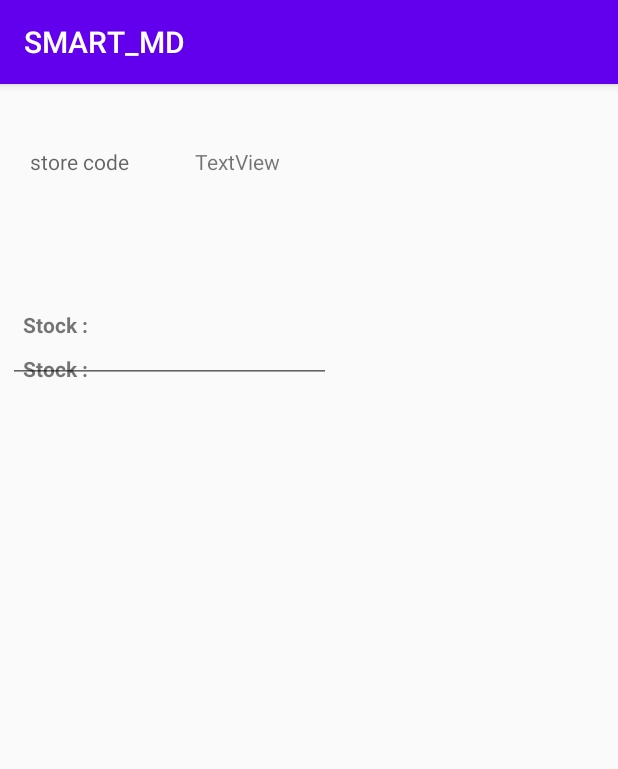
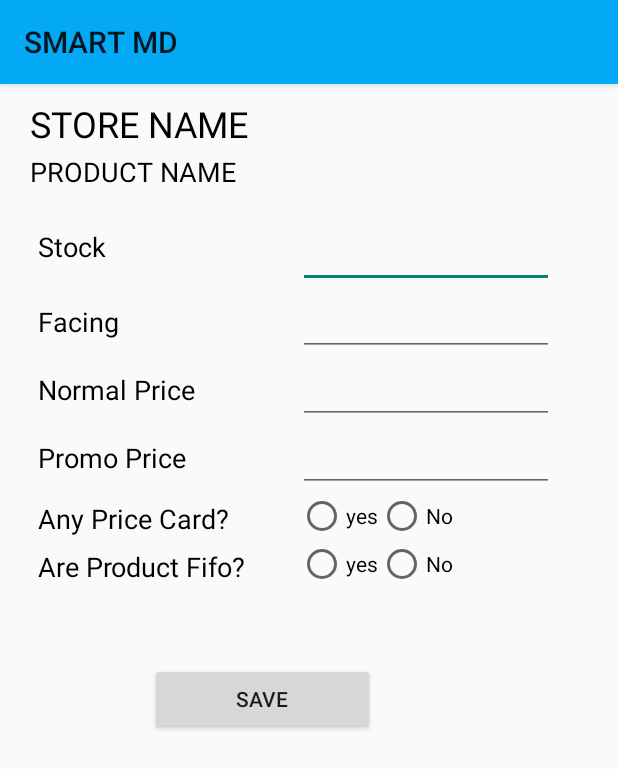
Before and after one commit to azizmajidul/SMART_MD, an Android app: the Report screen opened directly, with no data from a screen before it, on a phone screen of 412 x 824 dp. Shown: the top 769 px of the screen. Run offline under Robolectric (Android 15) with nearby library versions, the light colour scheme and no system bars.

Commit message:
update layout

```diff
--- a/app/src/main/AndroidManifest.xml
+++ b/app/src/main/AndroidManifest.xml
@@ -11,9 +11,9 @@
         android:label="@string/app_name"
         android:roundIcon="@mipmap/ic_launcher_round"
         android:supportsRtl="true"
-        android:theme="@style/AppTheme">
+        android:theme="@style/MyTheme">
         <activity android:name=".Ui.Report"></activity>
-        <activity android:name=".Ui.AuditStore" />
+        <activity android:name=".Ui.AuditStore"/>
         <activity android:name=".Ui.ProductList" />
         <activity android:name=".Ui.Store_visit" />
         <activity android:name=".Ui.StoreList" />
--- a/app/src/main/java/com/stmikbanisaleh/smart_md/Adapter/ProductListAdapter.java
+++ b/app/src/main/java/com/stmikbanisaleh/smart_md/Adapter/ProductListAdapter.java
@@ -1,6 +1,7 @@
 package com.stmikbanisaleh.smart_md.Adapter;
 
 import android.content.Context;
+import android.content.Intent;
 import android.view.LayoutInflater;
 import android.view.View;
 import android.view.ViewGroup;
@@ -13,6 +14,7 @@ import com.stmikbanisaleh.smart_md.Model_Ok.Store.ProductList_m;
 import com.stmikbanisaleh.smart_md.Model_Ok.Visit.ListVisit;
 import com.stmikbanisaleh.smart_md.R;
 import com.stmikbanisaleh.smart_md.Ui.ProductList;
+import com.stmikbanisaleh.smart_md.Ui.Report;
 
 import java.util.ArrayList;
 import java.util.List;
@@ -38,10 +40,18 @@ public class ProductListAdapter extends RecyclerView.Adapter<ProductListAdapter.
     }
 
     @Override
-    public void onBindViewHolder(@NonNull ProductListViewHolder holder, int position) {
+    public void onBindViewHolder(@NonNull ProductListViewHolder holder, final int position) {
 
         final  ProductList_m productList_m = list.get(position);
         holder.product.setText(productList_m.getProduct_name());
+        holder.itemView.setOnClickListener(new View.OnClickListener() {
+            @Override
+            public void onClick(View v) {
+                Intent intent = new Intent(v.getContext(), Report.class);
+                intent.putExtra("productName", list.get(position).getProduct_name());
+                v.getContext().startActivity(intent);
+            }
+        });
 
 
 
--- a/app/src/main/java/com/stmikbanisaleh/smart_md/Ui/ProductList.java
+++ b/app/src/main/java/com/stmikbanisaleh/smart_md/Ui/ProductList.java
@@ -47,7 +47,6 @@ public class ProductList extends AppCompatActivity {
          txtStoreName = findViewById(R.id.txtStoreName);
          txtStoreName.setText(store_name);
 
-
          recyclerView = findViewById(R.id.recyclerview);
          LinearLayoutManager layoutManager = new LinearLayoutManager(this);
          layoutManager.setOrientation(LinearLayoutManager.VERTICAL);
--- a/app/src/main/java/com/stmikbanisaleh/smart_md/Ui/Report.java
+++ b/app/src/main/java/com/stmikbanisaleh/smart_md/Ui/Report.java
@@ -2,15 +2,24 @@ package com.stmikbanisaleh.smart_md.Ui;
 
 import androidx.appcompat.app.AppCompatActivity;
 
+import android.content.Intent;
 import android.os.Bundle;
+import android.widget.TextView;
 
 import com.stmikbanisaleh.smart_md.R;
 
 public class Report extends AppCompatActivity {
 
+    String productName;
+    TextView product_name;
+
     @Override
     protected void onCreate(Bundle savedInstanceState) {
         super.onCreate(savedInstanceState);
         setContentView(R.layout.activity_report);
+//        set intent product name to report activity
+//        productName = getIntent().getStringExtra(productName);
+//        product_name = findViewById(R.id.product_name);
+//        product_name.setText(productName);
     }
 }
--- a/app/src/main/res/layout/activity_main.xml
+++ b/app/src/main/res/layout/activity_main.xml
@@ -36,11 +36,11 @@
                 android:layout_height="wrap_content"/>
 
 
-            <ImageView
+            <de.hdodenhof.circleimageview.CircleImageView
                 android:layout_alignParentRight="true"
-                android:src="@drawable/merchandiser"
+                android:src="@drawable/brand"
                 android:layout_width="82dp"
-                android:layout_height="82dp"></ImageView>
+                android:layout_height="82dp"></de.hdodenhof.circleimageview.CircleImageView>
 
         </RelativeLayout>
         <GridLayout
--- a/app/src/main/res/layout/activity_report.xml
+++ b/app/src/main/res/layout/activity_report.xml
@@ -13,118 +13,168 @@
         android:layout_height="match_parent">
 
         <RelativeLayout
-            android:layout_marginTop="32dp"
-            android:layout_marginLeft="10dp"
-            android:layout_marginRight="10dp"
+            android:id="@+id/relative1"
+            android:layout_marginTop="10dp"
+            android:layout_marginLeft="20dp"
+            android:layout_marginRight="20dp"
             android:layout_width="match_parent"
             android:layout_height="wrap_content">
             <TextView
-                android:layout_width="100dp"
-                android:layout_height="wrap_content"
-                android:layout_marginBottom="20dp"
-                android:layout_marginTop="10dp"
-                android:layout_marginStart="10dp"
-                android:hint="store code">
-            </TextView>
-
+                android:id="@+id/textjudul"
+                android:textSize="24sp"
+                android:textColor="#000000"
+                android:text="STORE NAME"
+                android:layout_width="wrap_content"
+                android:layout_height="wrap_content"/>
             <TextView
-                android:id="@+id/textView8"
-                android:layout_width="240dp"
-                android:layout_height="wrap_content"
-                android:text="TextView"
-                android:layout_marginStart="120dp"
-                android:layout_marginTop="10dp"
-                android:layout_marginBottom="20dp"/>
-
+                android:id="@+id/product_name"
+            android:layout_marginTop="3dp"
+            android:layout_below="@id/textjudul"
+            android:textSize="18sp"
+            android:textColor="#000000"
+            android:text="PRODUCT NAME"
+            android:layout_width="wrap_content"
+            android:layout_height="wrap_content"/>
         </RelativeLayout>
 
-        <androidx.constraintlayout.widget.ConstraintLayout
+        <GridLayout
+            android:layout_marginTop="10dp"
+            android:layout_marginRight="10dp"
+            android:layout_marginLeft="10dp"
+            android:rowCount="8"
+            android:columnCount="2"
+            android:alignmentMode="alignMargins"
+            android:columnOrderPreserved="false"
             android:layout_width="match_parent"
-            android:layout_height="584dp"
-            android:layout_marginLeft="5dp"
-            android:layout_marginTop="30dp"
-            android:layout_marginRight="5dp"
-            >
+            android:layout_height="wrap_content">
+            <TextView
+                android:layout_marginTop="5dp"
+                android:layout_below="@id/textjudul"
+                android:textSize="18sp"
+                android:textColor="#000000"
+                android:layout_marginStart="15dp"
+                android:text="Stock"
+                android:layout_width="wrap_content"
+                android:layout_height="wrap_content"/>
+            <EditText
+                android:id="@+id/stock"
+                android:layout_marginStart="30dp"
+                android:layout_width="wrap_content"
+                android:layout_height="wrap_content"
+                android:layout_marginTop="10dp"
+                android:ems="8"
+                android:inputType="textPersonName" />
+            <TextView
+                android:layout_marginStart="15dp"
+                android:textSize="18sp"
+                android:textColor="#000000"
+                android:text="Facing"
+                android:layout_width="wrap_content"
+                android:layout_height="wrap_content"/>
+            <EditText
+                android:id="@+id/facing"
+                android:layout_marginStart="30dp"
+                android:layout_width="wrap_content"
+                android:layout_height="wrap_content"
+                android:ems="8"
+                android:inputType="textPersonName" />
+            <TextView
+                android:layout_marginStart="15dp"
+                android:textSize="18sp"
+                android:textColor="#000000"
+                android:text="Normal Price"
+                android:layout_width="wrap_content"
+                android:layout_height="wrap_content"/>
+            <EditText
+                android:id="@+id/normal_price"
+                android:layout_marginStart="30dp"
+                android:layout_width="wrap_content"
+                android:layout_height="wrap_content"
+                android:ems="8"
+               android:inputType="number" />
+            <TextView
+                android:layout_marginStart="15dp"
+                android:textSize="18sp"
+                android:textColor="#000000"
+                android:text="Promo Price"
+                android:layout_width="wrap_content"
+                android:layout_height="wrap_content"/>
+            <EditText
+                android:id="@+id/promo_price"
+                android:layout_marginStart="30dp"
+                android:layout_width="wrap_content"
+                android:layout_height="wrap_content"
+                android:ems="8"
+                android:inputType="number" />
+            <TextView
+                android:layout_marginTop="5dp"
+                android:layout_marginStart="15dp"
+                android:textSize="18sp"
+                android:textColor="#000000"
+                android:text="Any Price Card?"
+                android:layout_width="wrap_content"
+                android:layout_height="wrap_content"/>
+            <RadioGroup
+                android:layout_marginStart="30dp"
+                android:layout_width="wrap_content"
+                android:layout_height="wrap_content"
+                android:orientation="horizontal">
+                <RadioButton android:id="@+id/yes_price"
+                    android:layout_width="wrap_content"
+                    android:layout_height="wrap_content"
+                    android:text="yes"
+                    />
+                <RadioButton android:id="@+id/no_price"
+                    android:layout_width="wrap_content"
+                    android:layout_height="wrap_content"
+                    android:text="No"
+                   />
 
+            </RadioGroup>
             <TextView
-                android:id="@+id/textView11"
-                android:layout_width="match_parent"
+                android:layout_marginTop="5dp"
+                android:layout_marginStart="15dp"
+                android:textSize="18sp"
+                android:textColor="#000000"
+                android:text="Are Product Fifo? "
+                android:layout_width="wrap_content"
+                android:layout_height="wrap_content"/>
+            <RadioGroup
+
+                android:layout_marginStart="30dp"
+                android:layout_width="wrap_content"
                 android:layout_height="wrap_content"
-                android:layout_marginStart="10dp"
-                android:layout_marginTop="10dp"
-                android:layout_marginEnd="10dp"
-                app:layout_constraintEnd_toEndOf="parent"
-                app:layout_constraintStart_toStartOf="parent"
-                app:layout_constraintTop_toTopOf="parent">
+                android:orientation="horizontal">
+                <RadioButton android:id="@+id/yes_fifo"
+                    android:layout_width="wrap_content"
+                    android:layout_height="wrap_content"
+                    android:text="yes"
+                    />
+                <RadioButton android:id="@+id/no_fifo"
+                    android:layout_width="wrap_content"
+                    android:layout_height="wrap_content"
+                    android:text="No"
+                    />
 
-            </TextView>
-
-            <TextView
-                android:id="@+id/textView9"
-                android:layout_width="90dp"
-                android:layout_height="wrap_content"
-                android:layout_marginStart="10dp"
-                android:layout_marginTop="10dp"
-                android:text="Stock : "
-                android:textStyle="bold"
-                app:layout_constraintStart_toStartOf="parent"
-                app:layout_constraintTop_toBottomOf="@+id/textView11" />
-
-            <EditText
-                android:id="@+id/textView12"
-                android:layout_width="189dp"
-                android:layout_height="16dp"
-                android:layout_marginStart="20dp"
-                android:layout_marginEnd="10dp"
-                android:hint="isi stock"
-                app:layout_constraintBottom_toBottomOf="@+id/textView9"
-                app:layout_constraintEnd_toEndOf="parent"
-                app:layout_constraintHorizontal_bias="0.457"
-                app:layout_constraintStart_toEndOf="@+id/textView9"
-                app:layout_constraintTop_toTopOf="@+id/textView9"
-                app:layout_constraintVertical_bias="1.0" />
-
-            <TextView
-                android:id="@+id/textView14"
-                android:layout_width="90dp"
-                android:layout_height="wrap_content"
-                android:layout_marginStart="10dp"
-                android:layout_marginTop="10dp"
-                android:text="Stock : "
-                android:textStyle="bold"
-                app:layout_constraintStart_toStartOf="parent"
-                app:layout_constraintTop_toBottomOf="@+id/textView9" />
-
-            <EditText
-                android:id="@+id/editTextTextPersonName"
-                android:layout_width="215dp"
-                android:layout_height="21dp"
-                android:ems="10"
-                android:inputType="textPersonName"
-                android:text="Name"
-                app:layout_constraintBottom_toBottomOf="@+id/textView14"
-                app:layout_constraintTop_toBottomOf="@+id/textView9"
-                app:layout_constraintVertical_bias="1.0"
-                tools:layout_editor_absoluteX="158dp" />
+            </RadioGroup>
 
 
-        </androidx.constraintlayout.widget.ConstraintLayout>
+        </GridLayout>
 
+<Button
+    android:layout_marginBottom="20dp"
+    android:layout_marginTop="50dp"
+    android:layout_width="150dp"
+    android:layout_height="wrap_content"
+    android:layout_marginEnd="100dp"
+    android:layout_marginStart="100dp"
+    android:text="Save"
+    android:shadowColor="@color/primary">
 
+</Button>
     </LinearLayout>
 
 
 
 
-
-
-
-
-
-
-
-
-
-
-
 </ScrollView>
--- a/app/src/main/res/layout/activity_splash_screen.xml
+++ b/app/src/main/res/layout/activity_splash_screen.xml
@@ -14,13 +14,13 @@
 <!--    android:paddingTop=""-->
 <!--    tools:context="">-->
 
-    <ImageView
+    <de.hdodenhof.circleimageview.CircleImageView
         android:id="@+id/logo"
         android:layout_width="249dp"
         android:layout_height="304dp"
         android:layout_centerHorizontal="true"
         android:layout_marginTop="10dp"
-        android:src="@drawable/retail_merchandising" />
+        android:src="@drawable/brand" />
 
     <TextView
         android:layout_width="wrap_content"
--- a/app/src/main/res/layout/product_list.xml
+++ b/app/src/main/res/layout/product_list.xml
@@ -30,7 +30,7 @@
         android:layout_marginEnd="10dp"
         app:layout_constraintEnd_toEndOf="parent"
         app:layout_constraintStart_toStartOf="parent"
-        android:background="#000000"
+        android:background="#cfd8dc"
         app:layout_constraintTop_toBottomOf="@+id/produk_name" />
 
 
--- a/app/src/main/res/values/strings.xml
+++ b/app/src/main/res/values/strings.xml
@@ -1,5 +1,5 @@
 <resources>
-    <string name="app_name">SMART_MD</string>
+    <string name="app_name">SMART MD</string>
     <string name="schedule">SMART MD - Schedule For Tomorrow</string>
     <string name="Audit">SMART MD - Audit Store</string>
 </resources>
--- a/app/src/main/res/values/styles.xml
+++ b/app/src/main/res/values/styles.xml
@@ -6,5 +6,11 @@
         <item name="colorPrimaryDark">@color/colorPrimaryDark</item>
         <item name="colorAccent">@color/colorAccent</item>
     </style>
+    <style name="MyTheme" parent="Theme.AppCompat.Light">
+        <item name="colorPrimary">@color/primary</item>
+    </style>
+    <style name="MyTitle" parent="Theme.AppCompat.Light">
+        <item name="colorPrimary">@color/icons</item>
+    </style>
 
 </resources>
```
Also changed, not shown: app/src/main/res/drawable/brand.jpg (added), app/src/main/res/drawable/logo.jpeg (deleted), app/src/main/res/drawable/logo.jpg (added).
